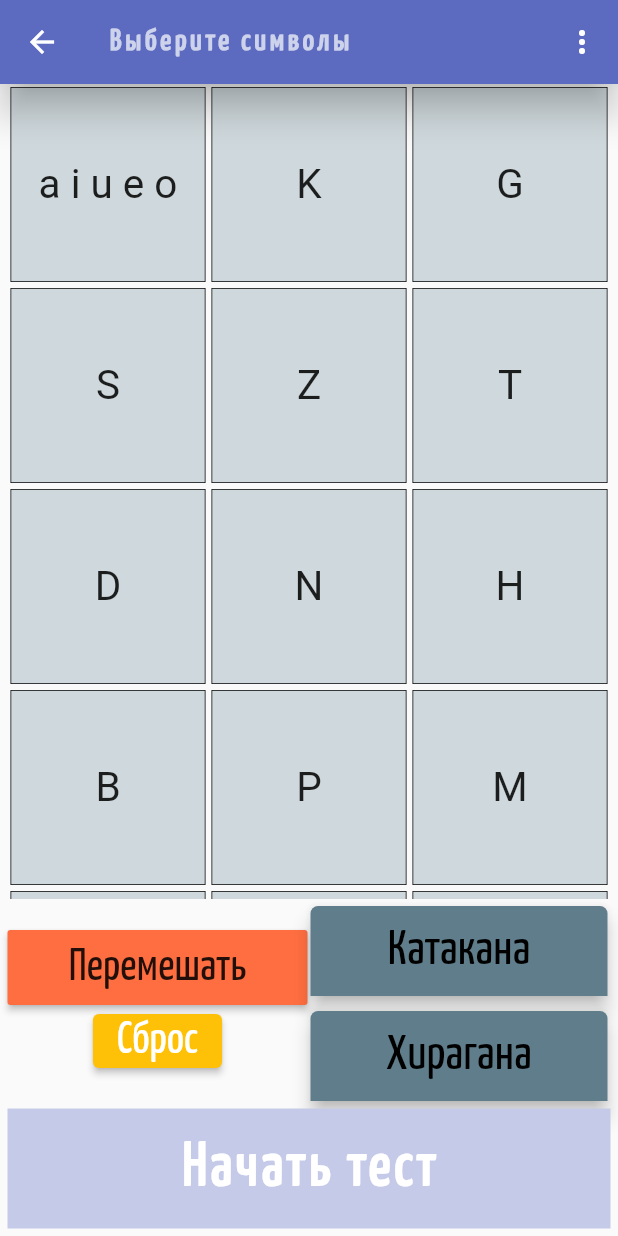
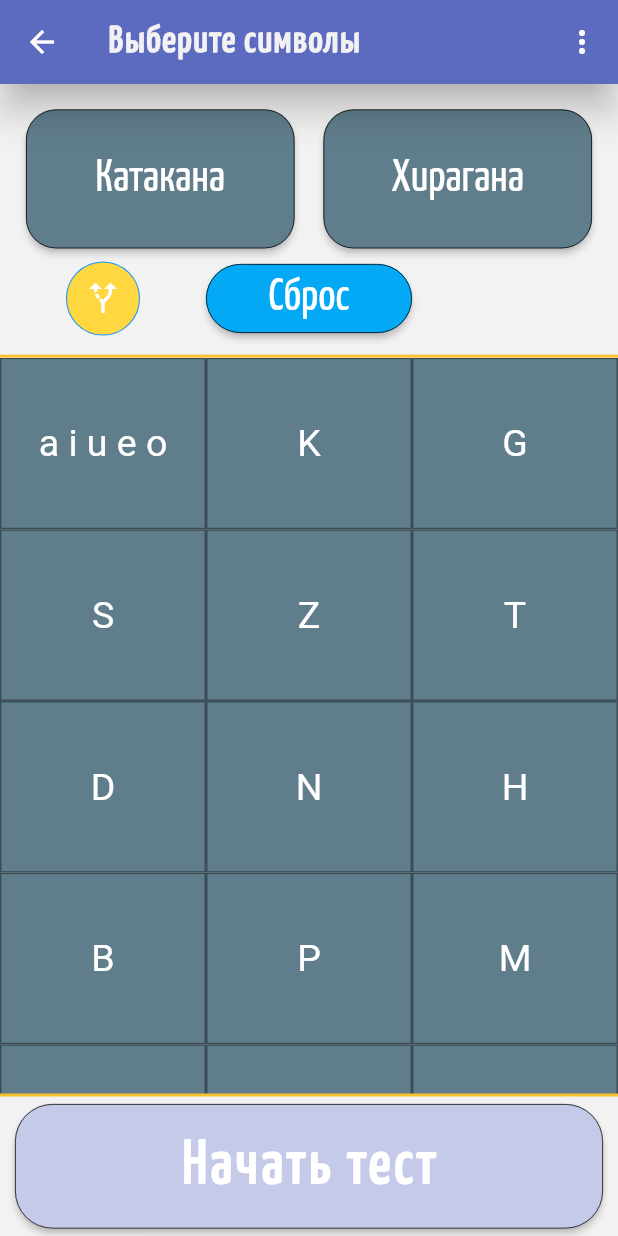
Before and after one commit to TotalMrak/japp_app, a Flutter app: the ABCScreen screen opened by its route, on a phone screen of 412 x 824 dp. Run offline on Flutter 3.47's test engine with Material 2 defaults, Android fonts, the phone set to English and light mode, and no system bars; our stand-ins replace photo_view, scrollable_positioned_list.

Commit message:
AbcScreen completely redesigned; Extracted StartButton.dart; Added ScrollableList package; GridView Widget (abc_test.dart) removed - Changed with ScrollableList;

```diff
--- a/lib/Models/DataProv.dart
+++ b/lib/Models/DataProv.dart
@@ -36,6 +36,9 @@ class MainData extends ChangeNotifier {
         updateKataChar(s);
       }
       if (!(hiraganaOn | katakanaOn)) {
+        if (!(_selectedKatakana.contains(s) | _selectedHiragana.contains(s))) {
+          //TODO!
+        }
         if (_selectedKatakana.contains(s)) _selectedKatakana.remove(s);
         if (_selectedHiragana.contains(s)) _selectedHiragana.remove(s);
       }
@@ -75,21 +78,21 @@ class MainData extends ChangeNotifier {
     List<Color> res = [];
     if (selectedHiragana.contains(s)) {
       if (selectedKatakana.contains(s)) {
-        res.add(Colors.blueAccent);
-        res.add(Colors.greenAccent);
+        res.add(katakanaColour);
+        res.add(hiraganaColour);
         return res;
       } else {
-        res.add(Colors.greenAccent);
-        res.add(Colors.greenAccent);
+        res.add(hiraganaColour);
+        res.add(hiraganaColour);
         return res;
       }
     } else if (selectedKatakana.contains(s)) {
-      res.add(Colors.blueAccent);
-      res.add(Colors.blueAccent);
+      res.add(katakanaColour);
+      res.add(katakanaColour);
       return res;
     }
-    res.add(Colors.blueGrey[100]);
-    res.add(Colors.blueGrey[100]);
+    res.add(inactiveColour);
+    res.add(inactiveColour);
     return res;
   }
 
--- a/lib/Widgets/Bar.dart
+++ b/lib/Widgets/Bar.dart
@@ -18,14 +18,13 @@ class Bar extends StatelessWidget {
       child: AnimatedContainer(
         duration: Duration(milliseconds: 300),
         decoration: BoxDecoration(
-            border: Border.all(width: 0.5),
+            border: Border.all(width: 1, color: Colors.black38),
             gradient: LinearGradient(
                 colors: Provider.of<MainData>(context).barColour(line))),
-        margin: EdgeInsets.all(2),
         child: Center(
           child: Text(
             line,
-            style: TextStyle(fontSize: 27),
+            style: TextStyle(fontSize: 25, color: Colors.white),
           ),
         ),
       ),
--- a/lib/Widgets/ChooseButton.dart
+++ b/lib/Widgets/ChooseButton.dart
@@ -11,30 +11,50 @@ class ChooseButton extends StatelessWidget {
   @override
   Widget build(BuildContext context) {
     return Padding(
-      padding: const EdgeInsets.symmetric(vertical: 5.0, horizontal: 2.0),
-      child: Material(
-        borderRadius: BorderRadius.only(
-          topLeft: Radius.circular(5),
-          topRight: Radius.circular(5.0),
-        ),
-        elevation: checkPressed ? 1 : 5,
-        color: checkPressed ? colorActive : Colors.blueGrey,
-        child: MaterialButton(
-          onPressed: onTap,
-          minWidth: 140,
-          height: 60,
+        padding: const EdgeInsets.symmetric(vertical: 5.0, horizontal: 2.0),
+        child: ElevatedButton(
           child: Center(
             child: Text(
               line,
               style: TextStyle(
                 fontFamily: 'YanoneKaffeesatz',
-                fontSize: 33,
-                color: checkPressed ? Colors.black54 : Colors.black,
+                fontSize: 30,
+                color: Colors.white,
               ),
             ),
           ),
-        ),
-      ),
-    );
+          onPressed: onTap,
+          style: ButtonStyle(
+              backgroundColor: MaterialStateProperty.all(
+                  checkPressed ? colorActive : Colors.blueGrey),
+              minimumSize: MaterialStateProperty.all(Size(179, 83)),
+              shape: MaterialStateProperty.all(RoundedRectangleBorder(
+                  borderRadius: BorderRadius.all(Radius.circular(20)))),
+              side: MaterialStateProperty.all(BorderSide(width: 0.5))),
+        ));
   }
+
+  //return Padding(
+//       padding: const EdgeInsets.symmetric(vertical: 5.0, horizontal: 2.0),
+//       child: Material(
+//         borderRadius: BorderRadius.all(Radius.circular(20)),
+//         elevation: checkPressed ? 5 : 10,
+//         color: checkPressed ? colorActive : Colors.blueGrey,
+//         child: MaterialButton(
+//           onPressed: onTap,
+//           minWidth: 179,
+//           height: 83,
+//           child: Center(
+//             child: Text(
+//               line,
+//               style: TextStyle(
+//                 fontFamily: 'YanoneKaffeesatz',
+//                 fontSize: 30,
+//                 color: checkPressed ? Colors.black : Colors.white,
+//               ),
+//             ),
+//           ),
+//         ),
+//       ),
+//     );
 }
--- a/lib/Widgets/NumericBar.dart
+++ b/lib/Widgets/NumericBar.dart
@@ -1,13 +1,13 @@
 import 'package:flutter/material.dart';
 import 'package:provider/provider.dart';
 import 'package:japp_app/Models/Quiz.dart';
+import 'package:scrollable_positioned_list/scrollable_positioned_list.dart';
 
 class NumericBar extends StatelessWidget {
-  NumericBar({
-    this.num,
-  });
+  NumericBar({this.num, this.controller});
 
   final int num;
+  final ItemScrollController controller;
 
   @override
   Widget build(BuildContext context) {
@@ -18,8 +18,9 @@ class NumericBar extends StatelessWidget {
       child: Container(
         decoration: BoxDecoration(
             color: Provider.of<Quiz>(context).setColorNum(num),
-            borderRadius: BorderRadius.all(Radius.circular(5))),
-        width: 24,
+            borderRadius: BorderRadius.all(Radius.circular(5)),
+            border: Border.all(width: 0.5)),
+        width: 45,
         height: 30,
         margin: EdgeInsets.symmetric(horizontal: 2),
         child: Center(
--- a/lib/Widgets/RandButton.dart
+++ b/lib/Widgets/RandButton.dart
@@ -9,26 +9,18 @@ class RandButton extends StatelessWidget {
 
   @override
   Widget build(BuildContext context) {
-    return Material(
-      child: MaterialButton(
+    return Ink(
+      decoration: ShapeDecoration(
+          color: Colors.amberAccent,
+          shape:
+              CircleBorder(side: BorderSide(width: 0.7, color: Colors.blue))),
+      child: IconButton(
+        icon: Icon(Icons.alt_route),
         onPressed: () {
           Provider.of<MainData>(context, listen: false).randomChars();
         },
-        height: 10,
-        color: Colors.deepOrangeAccent[200],
-        padding: EdgeInsets.all(10),
-        minWidth: 200,
-        child: Center(
-          child: Text(
-            'Перемешать',
-            style: TextStyle(
-              fontSize: 30.0,
-              fontFamily: 'YanoneKaffeesatz',
-            ),
-          ),
-        ),
+        color: Colors.white,
       ),
-      borderRadius: BorderRadius.all(Radius.circular(20)),
     );
   }
 }
--- /dev/null
+++ b/lib/Widgets/StartButton.dart
@@ -0,0 +1,77 @@
+import 'package:flutter/material.dart';
+import 'package:provider/provider.dart';
+import 'package:japp_app/Models/Quiz.dart';
+import 'package:japp_app/screens/abc_test.dart';
+import 'package:japp_app/Models/DataProv.dart';
+
+class StartButton extends StatelessWidget {
+  const StartButton({
+    Key key,
+  }) : super(key: key);
+
+  @override
+  Widget build(BuildContext context) {
+    return Padding(
+        padding: const EdgeInsets.symmetric(vertical: 5.0, horizontal: 10.0),
+        child: ElevatedButton(
+          child: Center(
+            child: Text(
+              'Начать тест',
+              style: TextStyle(
+                  color: Colors.white,
+                  fontSize: 40,
+                  fontFamily: 'YanoneKaffeesatz',
+                  fontWeight: FontWeight.bold,
+                  letterSpacing: 2.5),
+            ),
+          ),
+          onPressed: () {
+            if (Provider.of<MainData>(context, listen: false).checkLists()) {
+              Provider.of<Quiz>(context, listen: false).quizCreate();
+              Navigator.pushNamed(context, ABCTestScreen.id);
+            }
+          },
+          style: ButtonStyle(
+              backgroundColor: MaterialStateProperty.all(
+                Provider.of<MainData>(context, listen: false).checkLists()
+                    ? Colors.indigo[400]
+                    : Colors.indigo[100],
+              ),
+              minimumSize: MaterialStateProperty.all(Size(179, 83)),
+              shape: MaterialStateProperty.all(RoundedRectangleBorder(
+                  borderRadius: BorderRadius.all(Radius.circular(25)))),
+              side: MaterialStateProperty.all(BorderSide(width: 0.5))),
+        ));
+  }
+}
+
+//Padding(
+//       padding: const EdgeInsets.symmetric(vertical: 5.0, horizontal: 2.0),
+//       child: GestureDetector(
+//         onTap: () {
+//           if (Provider.of<MainData>(context, listen: false).checkLists()) {
+//             Provider.of<Quiz>(context, listen: false).quizCreate();
+//             Navigator.pushNamed(context, ABCTestScreen.id);
+//           }
+//         },
+//         child: AnimatedContainer(
+//           duration: Duration(milliseconds: 500),
+//           color: Provider.of<MainData>(context, listen: false).checkLists()
+//               ? Colors.indigo[400]
+//               : Colors.indigo[100],
+//           width: double.infinity,
+//           height: 80.0,
+//           child: Center(
+//             child: Text(
+//               'Начать тест',
+//               style: TextStyle(
+//                   color: Colors.white,
+//                   fontSize: 40,
+//                   fontFamily: 'YanoneKaffeesatz',
+//                   fontWeight: FontWeight.bold,
+//                   letterSpacing: 2.5),
+//             ),
+//           ),
+//         ),
+//       ),
+//     )
--- a/lib/constants.dart
+++ b/lib/constants.dart
@@ -1,3 +1,9 @@
+import 'package:flutter/cupertino.dart';
+
+const Color katakanaColour = Color(0xFF438AFE);
+const Color hiraganaColour = Color(0xFF50B149);
+const Color inactiveColour = Color(0xFF607D8B);
+
 const List<String> choices = <String>[
   "Катакана",
   "Хирагана",
--- a/lib/screens/abc_screen.dart
+++ b/lib/screens/abc_screen.dart
@@ -1,13 +1,12 @@
 import 'package:flutter/material.dart';
 import 'package:japp_app/Widgets/Bar.dart';
 import 'package:japp_app/constants.dart';
-import 'package:japp_app/screens/abc_test.dart';
 import 'package:photo_view/photo_view.dart';
 import 'package:provider/provider.dart';
 import 'package:japp_app/Models/DataProv.dart';
 import 'package:japp_app/Widgets/ChooseButton.dart';
 import 'package:japp_app/Widgets/RandButton.dart';
-import 'package:japp_app/Models/Quiz.dart';
+import 'package:japp_app/Widgets/StartButton.dart';
 
 class ABCScreen extends StatelessWidget {
   static const String id = 'abc_screen';
@@ -15,6 +14,7 @@ class ABCScreen extends StatelessWidget {
   @override
   Widget build(BuildContext context) {
     return Scaffold(
+      backgroundColor: Color(0xFFf2f2f2),
       appBar: AppBar(
         actions: <Widget>[
           PopupMenuButton(
@@ -58,42 +58,72 @@ class ABCScreen extends StatelessWidget {
         title: Text(
           "Выберите символы",
           style: TextStyle(
-              color: Colors.white70,
+            color: Color(0xFFf2f2f2),
             fontFamily: 'YanoneKaffeesatz',
             fontWeight: FontWeight.bold,
-              letterSpacing: 2.5),
+            fontSize: 25,
+            letterSpacing: 1,
+          ),
         ),
         elevation: 10,
       ),
       body: Padding(
-        padding: EdgeInsets.only(left: 5, right: 5, bottom: 5),
+        padding: EdgeInsets.only(left: 0, right: 0, bottom: 0),
         child: Column(
           children: [
+            SizedBox(
+              height: 12,
+            ),
             Expanded(
-              flex: 9,
-              child: GridView.count(
-                  shrinkWrap: true,
-                  scrollDirection: Axis.vertical,
-                  crossAxisCount: 3,
-                  children: List.generate(15, (index) {
-                    return Bar(line: SoundsEng[index]);
-                  })),
+              flex: 83,
+              child: Row(
+                mainAxisAlignment: MainAxisAlignment.spaceEvenly,
+                children: <Widget>[
+                  ChooseButton(
+                    line: 'Катакана',
+                    colorActive: katakanaColour,
+                    checkPressed: Provider.of<MainData>(context).katakanaOn,
+                    onTap: () {
+                      Provider.of<MainData>(context, listen: false)
+                          .changePressedKata();
+                    },
                   ),
-            Row(
-              mainAxisAlignment: MainAxisAlignment.center,
-              children: <Widget>[
-                Column(
+                  ChooseButton(
+                    line: 'Хирагана',
+                    colorActive: hiraganaColour,
+                    checkPressed: Provider.of<MainData>(context).hiraganaOn,
+                    onTap: () {
+                      Provider.of<MainData>(context, listen: false)
+                          .changePressedHira();
+                    },
+                  ),
+                ],
+              ),
+            ),
+            Expanded(
+              flex: 46,
+              child: Row(
+                mainAxisAlignment: MainAxisAlignment.spaceAround,
                 children: [
-                    RandButton(),
-                    ElevatedButton(
+                  Expanded(child: RandButton()),
+                  Expanded(
+                    child: ElevatedButton(
                       onPressed: () {
                         Provider.of<MainData>(context, listen: false)
                             .clearAll();
                       },
                       style: ButtonStyle(
                           backgroundColor:
-                            MaterialStateProperty.all(Colors.amber),
-                      ),
+                              MaterialStateProperty.all(Color(0xFF03A9F5)),
+                          minimumSize: MaterialStateProperty.all(Size(148, 46)),
+                          shape: MaterialStateProperty.all(
+                              RoundedRectangleBorder(
+                                  side: BorderSide(
+                                      color: Colors.black45, width: 10.0),
+                                  borderRadius:
+                                      BorderRadius.all(Radius.circular(30)))),
+                          side: MaterialStateProperty.all(
+                              BorderSide(width: 0.5))),
                       child: Text(
                         "Сброс",
                         style: TextStyle(
@@ -103,64 +133,34 @@ class ABCScreen extends StatelessWidget {
                         ),
                       ),
                     ),
-                  ],
                   ),
-                Expanded(
-                  child: Column(
-                    mainAxisAlignment: MainAxisAlignment.start,
-                    children: [
-                      ChooseButton(
-                        line: 'Катакана',
-                        colorActive: Colors.blue,
-                        checkPressed: Provider.of<MainData>(context).katakanaOn,
-                        onTap: () {
-                          Provider.of<MainData>(context, listen: false)
-                              .changePressedKata();
-                        },
-                      ),
-                      ChooseButton(
-                        line: 'Хирагана',
-                        colorActive: Colors.greenAccent,
-                        checkPressed: Provider.of<MainData>(context).hiraganaOn,
-                        onTap: () {
-                          Provider.of<MainData>(context, listen: false)
-                              .changePressedHira();
-                        },
-                      ),
+                  Expanded(child: SizedBox())
                 ],
               ),
             ),
-              ],
+            SizedBox(height: 9),
+            Container(
+              height: 2,
+              width: double.infinity,
+              color: Colors.yellow[700],
             ),
-            GestureDetector(
-              onTap: () {
-                if (Provider.of<MainData>(context, listen: false)
-                    .checkLists()) {
-                  Provider.of<Quiz>(context, listen: false).quizCreate();
-                  Navigator.pushNamed(context, ABCTestScreen.id);
-                }
-              },
-              child: AnimatedContainer(
-                duration: Duration(milliseconds: 500),
-                color:
-                    Provider.of<MainData>(context, listen: false).checkLists()
-                        ? Colors.indigo[400]
-                        : Colors.indigo[100],
+            Expanded(
+              flex: 397,
+              child: GridView.count(
+                  childAspectRatio: 1.2,
+                  shrinkWrap: true,
+                  scrollDirection: Axis.vertical,
+                  crossAxisCount: 3,
+                  children: List.generate(15, (index) {
+                    return Bar(line: SoundsEng[index]);
+                  })),
+            ),
+            Container(
+              height: 2,
               width: double.infinity,
-                height: 80.0,
-                child: Center(
-                  child: Text(
-                    'Начать тест',
-                    style: TextStyle(
-                        color: Colors.white,
-                        fontSize: 40,
-                        fontFamily: 'YanoneKaffeesatz',
-                        fontWeight: FontWeight.bold,
-                        letterSpacing: 2.5),
+              color: Colors.yellow[700],
             ),
-                ),
-              ),
-            ),
+            StartButton(),
           ],
         ),
       ),
--- a/lib/screens/abc_test.dart
+++ b/lib/screens/abc_test.dart
@@ -5,12 +5,15 @@ import 'package:japp_app/screens/ABCResultsScreen.dart';
 import 'package:provider/provider.dart';
 import 'package:japp_app/Widgets/NumericBar.dart';
 import 'package:japp_app/Widgets/AnswerOptions.dart';
+import 'package:scrollable_positioned_list/scrollable_positioned_list.dart';
 
 class ABCTestScreen extends StatelessWidget {
   static const String id = 'abctest_screen';
 
   @override
   Widget build(BuildContext context) {
+    final ItemScrollController Controller = ItemScrollController();
+
     return Scaffold(
       body: Padding(
         padding: EdgeInsets.only(top: 50, bottom: 25),
@@ -21,20 +24,14 @@ class ABCTestScreen extends StatelessWidget {
             Container(
               color: Colors.grey[100],
               height: 50,
-              child: GridView.count(
+              child: ScrollablePositionedList.builder(
                 scrollDirection: Axis.horizontal,
-                crossAxisCount: 1,
-                children: Provider.of<Quiz>(context).listLength != null &&
-                        Provider.of<Quiz>(context).questList?.length != 0
-                    ? List.generate(Provider.of<Quiz>(context).listLength,
-                        (index) {
-                        return NumericBar(
-                          num: index + 1,
-                        );
-                      })
-                    : List.generate(2, (index) {
-                        return CircularProgressIndicator();
-                      }),
+                itemCount: Provider.of<Quiz>(context).listLength,
+                itemBuilder: (context, index) => NumericBar(
+                  num: index + 1,
+                  controller: Controller,
+                ),
+                itemScrollController: Controller,
               ),
             ),
             SizedBox(
@@ -127,6 +124,14 @@ class ABCTestScreen extends StatelessWidget {
                       ),
                       onPressed: () {
                         Provider.of<Quiz>(context, listen: false).nextNum();
+                        Controller.scrollTo(
+                            index: Provider.of<Quiz>(context, listen: false)
+                                    .selectedNum -
+                                1,
+                            duration: Duration(seconds: 1),
+                            alignment: 0.7,
+                            curve: Curves.easeOut,
+                            opacityAnimationWeights: const [20, 20, 60]);
                         if (Provider.of<Quiz>(context, listen: false)
                                 .finishedQ ==
                             Provider.of<Quiz>(context, listen: false)
--- a/lib/screens/menu_screen.dart
+++ b/lib/screens/menu_screen.dart
@@ -1,7 +1,6 @@
 import 'package:flutter/material.dart';
 import 'package:japp_app/screens/abc_screen.dart';
 import 'package:japp_app/Widgets/MainButton.dart';
-import 'package:japp_app/Widgets//CircleIcon.dart';
 
 class MainScreen extends StatelessWidget {
   static const String id = 'menu_screen';
--- a/pubspec.yaml
+++ b/pubspec.yaml
@@ -14,6 +14,7 @@ dependencies:
   cupertino_icons: ^0.1.3
   provider: ^4.3.2+2
   photo_view: ^0.10.3
+  scrollable_positioned_list: ^0.1.9
 
 
 dev_dependencies:
```
Also changed, not shown: pubspec.lock. Lines whose indentation alone changed are shown as unchanged.
